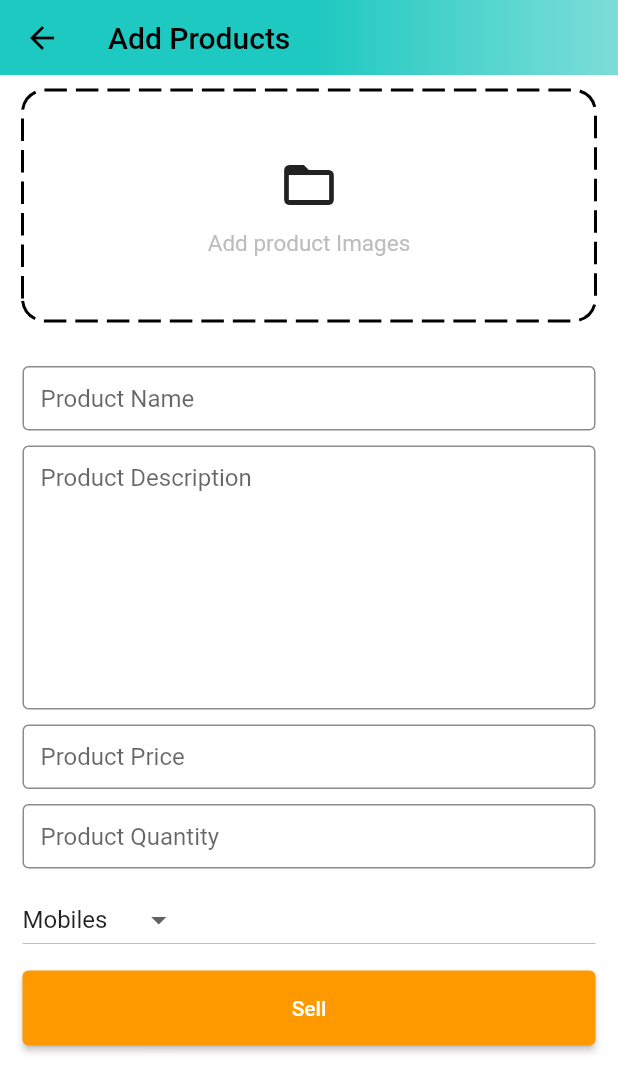
After one commit to zajiim/amazonkart_flutter, a Flutter app: the AdminScreen screen opened directly, after a tap on the "add" icon, on a phone screen of 412 x 824 dp. The commit adds this screen. Shown: the top 1092 px of the screen. Run offline on Flutter 3.47's test engine with Material 2 defaults, Android fonts, the phone set to English and light mode, and no system bars; drawn by our look-alikes of dotted_border; our stand-ins replace badges, carousel_slider, file_picker, shared_preferences; missing offline and left inert: cloudinary_public; accounts and stored records are empty.

Commit message:
Add Product functionality is added in admin account

```diff
--- a/lib/common/widgets/homepage_textfield.dart
+++ b/lib/common/widgets/homepage_textfield.dart
@@ -4,11 +4,13 @@ class HomepageTextfield extends StatelessWidget {
   final TextEditingController controller;
   final String hintText;
   final bool isObscure;
+  final int maxLines;
   const HomepageTextfield(
       {Key? key,
       required this.controller,
       required this.hintText,
-      required this.isObscure})
+      required this.isObscure,
+      this.maxLines = 1})
       : super(key: key);
 
   @override
@@ -17,7 +19,7 @@ class HomepageTextfield extends StatelessWidget {
       obscureText: isObscure,
       controller: controller,
       decoration: InputDecoration(
-        contentPadding:const EdgeInsets.all(12.0),
+        contentPadding: const EdgeInsets.all(12.0),
         isDense: true,
         hintText: hintText,
         border: const OutlineInputBorder(
@@ -37,6 +39,7 @@ class HomepageTextfield extends StatelessWidget {
         }
         return null;
       },
+      maxLines: maxLines,
     );
   }
 }
--- a/lib/constants/utils.dart
+++ b/lib/constants/utils.dart
@@ -1,4 +1,6 @@
+import 'dart:io';
 
+import 'package:file_picker/file_picker.dart';
 import 'package:flutter/material.dart';
 
 void showSnackBar(BuildContext context, String text) {
@@ -8,3 +10,21 @@ void showSnackBar(BuildContext context, String text) {
     ),
   );
 }
+
+Future<List<File>> pickImages() async {
+  List<File> images = [];
+  try {
+    FilePickerResult? files = await FilePicker.platform.pickFiles(
+      type: FileType.image,
+      allowMultiple: true,
+    );
+    if (files != null && files.files.isNotEmpty) {
+      for (int i = 0; i < files.files.length; i++) {
+        images.add(File(files.files[i].path!));
+      }
+    }
+  } catch (e) {
+    print(e.toString());
+  }
+  return images;
+}
--- /dev/null
+++ b/lib/features/admin/screens/add_product_screen.dart
@@ -0,0 +1,215 @@
+import 'dart:io';
+
+import 'package:amazon_clone/common/widgets/homepage_button.dart';
+import 'package:amazon_clone/common/widgets/homepage_textfield.dart';
+import 'package:amazon_clone/constants/utils.dart';
+
+import 'package:amazon_clone/features/admin/services/admin_services.dart';
+import 'package:carousel_slider/carousel_slider.dart';
+import 'package:dotted_border/dotted_border.dart';
+import "package:flutter/material.dart";
+
+import '../../../constants/variables.dart';
+
+class AddProductScreen extends StatefulWidget {
+  static const String routeName = '/add-product';
+  const AddProductScreen({super.key});
+
+  @override
+  State<AddProductScreen> createState() => _AddProductScreenState();
+}
+
+class _AddProductScreenState extends State<AddProductScreen> {
+  final TextEditingController productNameController = TextEditingController();
+  final TextEditingController productDescriptionController =
+      TextEditingController();
+  final TextEditingController productPriceController = TextEditingController();
+  final TextEditingController productQuantityController =
+      TextEditingController();
+  final AdminServices adminServices = AdminServices();
+  String category = "Mobiles";
+  @override
+  void dispose() {
+    super.dispose();
+    productNameController.dispose();
+    productDescriptionController.dispose();
+    productPriceController.dispose();
+    productQuantityController.dispose();
+  }
+
+  List<File> images = [];
+  final _addProductFormKey = GlobalKey<FormState>();
+  List<String> productCategories = [
+    "Mobiles",
+    "Essentials",
+    "Appliances",
+    "Books",
+    "Fashion",
+    "Electronics",
+  ];
+
+  void selectImages() async {
+    List<File> res = await pickImages();
+    setState(() {
+      images = res;
+    });
+  }
+
+  void sellProduct() {
+    if (_addProductFormKey.currentState!.validate() || images.isNotEmpty) {
+      adminServices.sellProducts(
+        context: context,
+        name: productNameController.text,
+        description: productDescriptionController.text,
+        price: double.parse(productPriceController.text),
+        quantity: int.parse(productQuantityController.text),
+        category: category,
+        images: images,
+      );
+    }
+  }
+
+  @override
+  Widget build(BuildContext context) {
+    return Scaffold(
+      appBar: PreferredSize(
+        preferredSize: const Size.fromHeight(50),
+        child: AppBar(
+          flexibleSpace: Container(
+            decoration: const BoxDecoration(
+              gradient: GlobalVariables.appBarGradient,
+            ),
+          ),
+          title: const Text(
+            "Add Products",
+            style: TextStyle(
+              color: Colors.black,
+            ),
+          ),
+        ),
+      ),
+      body: ListView(
+        children: [
+          Form(
+              key: _addProductFormKey,
+              child: Padding(
+                padding:
+                    const EdgeInsets.symmetric(horizontal: 15, vertical: 10),
+                child: Column(
+                  children: [
+                    images.isNotEmpty
+                        ? CarouselSlider(
+                            items: images.map((items) {
+                              return Builder(
+                                  builder: (context) => Image.file(
+                                        items,
+                                        fit: BoxFit.cover,
+                                        height: 200,
+                                      ));
+                            }).toList(),
+                            options: CarouselOptions(
+                              viewportFraction: 1,
+                              height: 200,
+                            ),
+                          )
+                        : GestureDetector(
+                            onTap: selectImages,
+                            child: DottedBorder(
+                              borderType: BorderType.RRect,
+                              strokeWidth: 2,
+                              dashPattern: const [15, 6],
+                              radius: const Radius.circular(15),
+                              child: Container(
+                                width: double.infinity,
+                                height: 150,
+                                decoration: BoxDecoration(
+                                  borderRadius: BorderRadius.circular(10),
+                                ),
+                                child: Column(
+                                  mainAxisAlignment: MainAxisAlignment.center,
+                                  children: [
+                                    const Icon(
+                                      Icons.folder_open_outlined,
+                                      size: 40,
+                                    ),
+                                    const SizedBox(
+                                      height: 10,
+                                    ),
+                                    Text(
+                                      "Add product Images",
+                                      style: TextStyle(
+                                        color: Colors.grey.shade400,
+                                        fontSize: 15,
+                                      ),
+                                    )
+                                  ],
+                                ),
+                              ),
+                            ),
+                          ),
+                    const SizedBox(
+                      height: 30,
+                    ),
+                    HomepageTextfield(
+                      controller: productNameController,
+                      hintText: "Product Name",
+                      isObscure: false,
+                    ),
+                    const SizedBox(
+                      height: 10,
+                    ),
+                    HomepageTextfield(
+                      controller: productDescriptionController,
+                      hintText: "Product Description",
+                      isObscure: false,
+                      maxLines: 8,
+                    ),
+                    const SizedBox(
+                      height: 10,
+                    ),
+                    HomepageTextfield(
+                      controller: productPriceController,
+                      hintText: "Product Price",
+                      isObscure: false,
+                    ),
+                    const SizedBox(
+                      height: 10,
+                    ),
+                    HomepageTextfield(
+                      controller: productQuantityController,
+                      hintText: "Product Quantity",
+                      isObscure: false,
+                    ),
+                    const SizedBox(
+                      height: 10,
+                    ),
+                    SizedBox(
+                      width: double.infinity,
+                      child: DropdownButton(
+                        value: category,
+                        icon: const Icon(
+                          Icons.arrow_drop_down,
+                        ),
+                        items: productCategories.map((items) {
+                          return DropdownMenuItem(
+                              value: items, child: Text(items));
+                        }).toList(),
+                        onChanged: (String? newVal) {
+                          setState(() {
+                            category = newVal!;
+                          });
+                        },
+                      ),
+                    ),
+                    const SizedBox(
+                      height: 10,
+                    ),
+                    HomepageButton(text: "Sell", onTap: sellProduct),
+                  ],
+                ),
+              ))
+        ],
+      ),
+    );
+  }
+}
--- /dev/null
+++ b/lib/features/admin/screens/admin_screen.dart
@@ -0,0 +1,135 @@
+import 'package:amazon_clone/features/admin/screens/products_screen.dart';
+import "package:flutter/material.dart";
+
+import '../../../constants/variables.dart';
+
+class AdminScreen extends StatefulWidget {
+  const AdminScreen({super.key});
+
+  @override
+  State<AdminScreen> createState() => _AdminScreenState();
+}
+
+class _AdminScreenState extends State<AdminScreen> {
+  int _page = 0;
+  double bottomNavBarWidth = 40.0;
+
+  List<Widget> pages = [
+    const ProductScreen(),
+    const Center(
+      child: Text("Analytics"),
+    ),
+    const Center(
+      child: Text("Cart"),
+    ),
+  ];
+
+  void updatePage(int page) {
+    setState(() {
+      _page = page;
+    });
+  }
+
+  @override
+  Widget build(BuildContext context) {
+    return Scaffold(
+      body: pages[_page],
+      appBar: PreferredSize(
+        preferredSize: const Size.fromHeight(50),
+        child: AppBar(
+          flexibleSpace: Container(
+            decoration:
+                const BoxDecoration(gradient: GlobalVariables.appBarGradient),
+          ),
+          title: Row(
+            mainAxisAlignment: MainAxisAlignment.spaceBetween,
+            children: [
+              Container(
+                alignment: Alignment.topLeft,
+                child: Image.asset(
+                  'assets/images/amazon.png',
+                  width: 100,
+                  height: 35,
+                ),
+              ),
+              const Text(
+                "Admin",
+                style: TextStyle(
+                  fontSize: 20,
+                  color: Colors.black,
+                ),
+              ),
+            ],
+          ),
+        ),
+      ),
+      bottomNavigationBar: BottomNavigationBar(
+        currentIndex: _page,
+        selectedItemColor: GlobalVariables.selectedNavBarColor,
+        unselectedItemColor: GlobalVariables.unselectedNavBarColor,
+        backgroundColor: GlobalVariables.backgroundColor,
+        iconSize: 25.0,
+        onTap: updatePage,
+        items: [
+          BottomNavigationBarItem(
+            label: '',
+            icon: Container(
+              width: bottomNavBarWidth,
+              decoration: BoxDecoration(
+                border: Border(
+                  top: BorderSide(
+                    color: _page == 0
+                        ? GlobalVariables.selectedNavBarColor
+                        : GlobalVariables.backgroundColor,
+                    width: 3,
+                  ),
+                ),
+              ),
+              child: const Icon(
+                Icons.home_outlined,
+              ),
+            ),
+          ),
+          BottomNavigationBarItem(
+            label: '',
+            icon: Container(
+              width: bottomNavBarWidth,
+              decoration: BoxDecoration(
+                border: Border(
+                  top: BorderSide(
+                    color: _page == 1
+                        ? GlobalVariables.selectedNavBarColor
+                        : GlobalVariables.backgroundColor,
+                    width: 3,
+                  ),
+                ),
+              ),
+              child: const Icon(
+                Icons.analytics_outlined,
+              ),
+            ),
+          ),
+          BottomNavigationBarItem(
+            label: '',
+            icon: Container(
+              width: bottomNavBarWidth,
+              decoration: BoxDecoration(
+                border: Border(
+                  top: BorderSide(
+                    color: _page == 2
+                        ? GlobalVariables.selectedNavBarColor
+                        : GlobalVariables.backgroundColor,
+                    width: 3,
+                  ),
+                ),
+              ),
+              child: const Icon(
+                Icons.inbox_outlined,
+              ),
+            ),
+          ),
+        ],
+      ),
+    );
+  }
+}
--- /dev/null
+++ b/lib/features/admin/screens/products_screen.dart
@@ -0,0 +1,32 @@
+import 'package:amazon_clone/features/admin/screens/add_product_screen.dart';
+import "package:flutter/material.dart";
+
+class ProductScreen extends StatefulWidget {
+  const ProductScreen({super.key});
+
+  @override
+  State<ProductScreen> createState() => _ProductScreenState();
+}
+
+class _ProductScreenState extends State<ProductScreen> {
+  @override
+  Widget build(BuildContext context) {
+    return Scaffold(
+      body: const Center(
+        child: Text(
+          "Products",
+        ),
+      ),
+      floatingActionButton: FloatingActionButton(
+        onPressed: () {
+          Navigator.pushNamed(context, AddProductScreen.routeName);
+        },
+        tooltip: "Add Product",
+        child: const Icon(
+          Icons.add,
+        ),
+      ),
+      floatingActionButtonLocation: FloatingActionButtonLocation.centerFloat,
+    );
+  }
+}
--- /dev/null
+++ b/lib/features/admin/services/admin_services.dart
@@ -0,0 +1,61 @@
+import 'dart:io';
+
+import 'package:amazon_clone/constants/error_handling.dart';
+import 'package:amazon_clone/constants/utils.dart';
+import 'package:amazon_clone/models/product.dart';
+import 'package:amazon_clone/providers/user_provider.dart';
+import 'package:cloudinary_public/cloudinary_public.dart';
+import 'package:flutter/material.dart';
+import 'package:http/http.dart' as http;
+
+import 'package:provider/provider.dart';
+
+import '../../../constants/variables.dart';
+
+class AdminServices {
+  void sellProducts({
+    required BuildContext context,
+    required String name,
+    required String description,
+    required double price,
+    required int quantity,
+    required String category,
+    required List<File> images,
+  }) async {
+    final userProvider = Provider.of<UserProvider>(context, listen: false).user;
+    try {
+      final cloudinary = CloudinaryPublic('dxv0jqolp', 'lqvxamnz');
+      List<String> imageUrl = [];
+      for (int i = 0; i < images.length; i++) {
+        CloudinaryResponse res = await cloudinary
+            .uploadFile(CloudinaryFile.fromFile(images[i].path, folder: name));
+        imageUrl.add(res.secureUrl);
+      }
+      Product product = Product(
+        name: name,
+        description: description,
+        quantity: quantity,
+        price: price,
+        images: imageUrl,
+        category: category,
+      );
+      http.Response res = await http.post(
+        Uri.parse('$uri/admin/add-product'),
+        headers: <String, String>{
+          'Content-Type': 'application/json; charset=UTF-8',
+          'token': userProvider.token,
+        },
+        body: product.toJson(),
+      );
+      httpErrorHandle(
+          response: res,
+          context: context,
+          onSuccess: () {
+            showSnackBar(context, "Product added successfully");
+            Navigator.pop(context);
+          });
+    } catch (e) {
+      showSnackBar(context, e.toString());
+    }
+  }
+}
--- a/lib/features/home/screens/home_screen.dart
+++ b/lib/features/home/screens/home_screen.dart
@@ -19,7 +19,7 @@ class HomeScreen extends StatefulWidget {
 class _HomeScreenState extends State<HomeScreen> {
   @override
   Widget build(BuildContext context) {
-    final user = Provider.of<UserProvider>(context).user;
+
     return Scaffold(
       appBar: PreferredSize(
         preferredSize: const Size.fromHeight(60),
--- a/lib/main.dart
+++ b/lib/main.dart
@@ -1,5 +1,6 @@
 import 'package:amazon_clone/common/widgets/bottom_bar.dart';
 import 'package:amazon_clone/constants/variables.dart';
+import 'package:amazon_clone/features/admin/screens/admin_screen.dart';
 import 'package:amazon_clone/features/auth/screens/auth_screen.dart';
 import 'package:amazon_clone/features/auth/services/auth_services.dart';
 import 'package:amazon_clone/features/home/screens/home_screen.dart';
@@ -53,7 +54,9 @@ class _MyAppState extends State<MyApp> {
       ),
       onGenerateRoute: (settings) => generateRoute(settings),
       home: Provider.of<UserProvider>(context).user.token.isNotEmpty
-          ? const BottomNavBar()
+          ? Provider.of<UserProvider>(context).user.type == 'user'
+              ? const BottomNavBar()
+              : const AdminScreen()
           : const AuthScreen(),
     );
   }
--- /dev/null
+++ b/lib/models/product.dart
@@ -0,0 +1,55 @@
+import 'dart:convert';
+
+// ignore_for_file: public_member_api_docs, sort_constructors_first
+class Product {
+  final String name;
+  final String description;
+  final int quantity;
+  final double price;
+  final List<String> images;
+  final String category;
+  final String? id;
+
+  Product({
+    required this.name,
+    required this.description,
+    required this.quantity,
+    required this.price,
+    required this.images,
+    required this.category,
+    this.id,
+
+  });
+
+
+
+  Map<String, dynamic> toMap() {
+    return <String, dynamic>{
+      'name': name,
+      'description': description,
+      'quantity': quantity,
+      'price': price,
+      'images': images,
+      'category': category,
+      'id': id,
+
+    };
+  }
+
+  factory Product.fromMap(Map<String, dynamic> map) {
+    return Product(
+      name: map['name'] as String,
+      description: map['description'] as String,
+      quantity: map['quantity'] as int,
+      price: map['price'] as double,
+      images: List<String>.from((map['images'] as List<String>)),
+      category: map['category'] as String,
+      id: map['_id'] != null ? map['id'] as String : null,
+
+    );
+  }
+
+  String toJson() => json.encode(toMap());
+
+  factory Product.fromJson(String source) => Product.fromMap(json.decode(source) as Map<String, dynamic>);
+}
--- a/lib/router.dart
+++ b/lib/router.dart
@@ -1,4 +1,5 @@
 import 'package:amazon_clone/common/widgets/bottom_bar.dart';
+import 'package:amazon_clone/features/admin/screens/add_product_screen.dart';
 import 'package:amazon_clone/features/auth/screens/auth_screen.dart';
 import 'package:amazon_clone/features/home/screens/home_screen.dart';
 import 'package:flutter/material.dart';
@@ -23,6 +24,12 @@ Route<dynamic> generateRoute(RouteSettings routeSettings) {
         builder: (_) => const BottomNavBar(),
       );
 
+      case AddProductScreen.routeName:
+      return MaterialPageRoute(
+        settings: routeSettings,
+        builder: (_) => const AddProductScreen(),
+      );
+
     default:
       return MaterialPageRoute(
         builder: (_) => const Scaffold(
--- a/pubspec.yaml
+++ b/pubspec.yaml
@@ -29,7 +29,10 @@ environment:
 dependencies:
   badges: ^2.0.3
   carousel_slider: ^4.1.1
+  cloudinary_public: ^0.13.0
   cupertino_icons: ^1.0.2
+  dotted_border: ^2.0.0+2
+  file_picker: ^5.2.1
   flutter:
     sdk: flutter
   http: ^0.13.4
```
Also changed, not shown: pubspec.lock, 5 other files.
